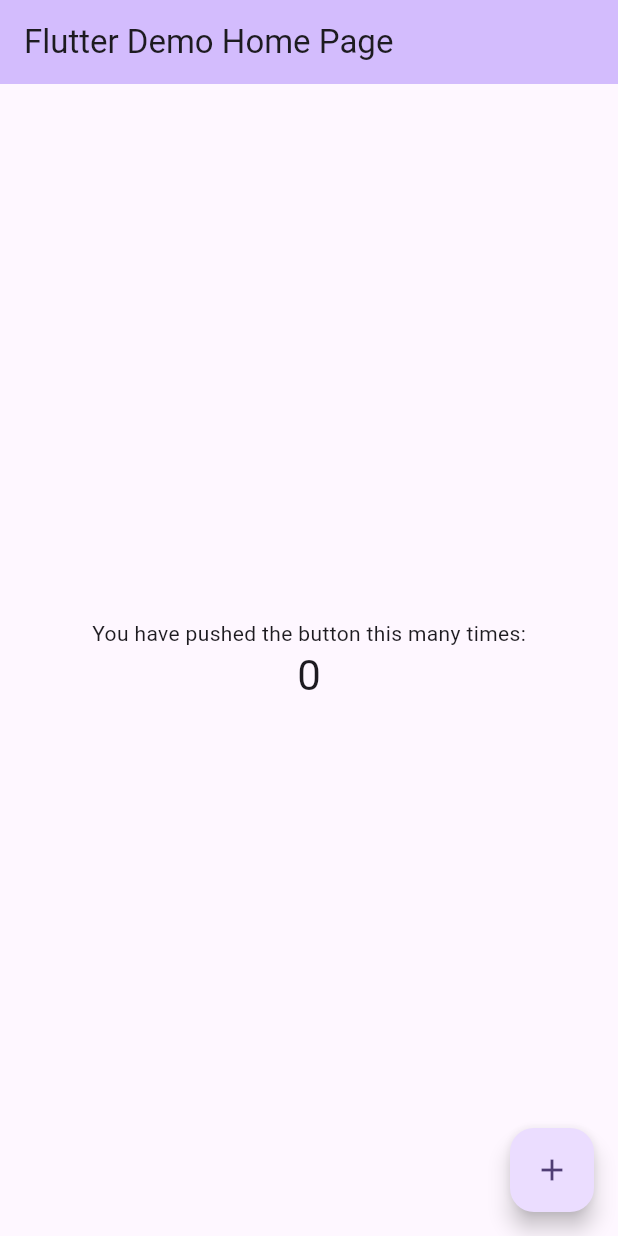
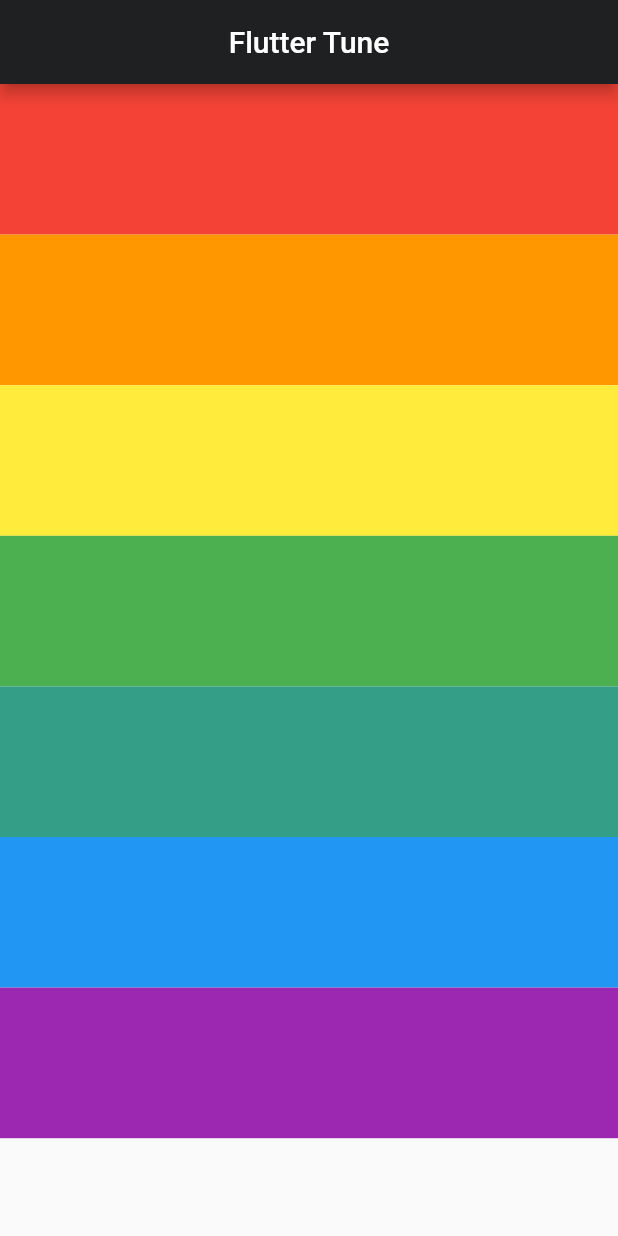
Before and after one commit to radwaadel17/Tune-app, a Flutter app: the screen it shows after launch, on a phone screen of 412 x 824 dp. Run offline on Flutter 3.47's test engine with Material 2 defaults, Android fonts, the phone set to English and light mode, and no system bars; our stand-ins replace audioplayers.

Commit message:
Create ui without sound

```diff
--- /dev/null
+++ b/tune_app_project/lib/Componets/Category.dart
@@ -0,0 +1,23 @@
+import 'package:flutter/material.dart';
+import 'package:tune_app_project/Members/TuneClass.dart';
+import 'package:audioplayers/audioplayers.dart';
+
+
+class ContainerMethod extends StatelessWidget {
+  const ContainerMethod({super.key ,required this.obj});
+   final TuneClass ? obj ;
+  @override
+  Widget build(BuildContext context) {
+    return GestureDetector(
+     onTap: () {
+     final player = AudioPlayer();
+     player.play(DeviceFileSource(obj!.sound));
+      },
+        child : Container(
+                height: 100.4 ,
+                color: obj!.color,
+              ),
+
+    );
+  }
+}
--- /dev/null
+++ b/tune_app_project/lib/Componets/TunePage.dart
@@ -0,0 +1,63 @@
+import 'package:flutter/foundation.dart';
+import 'package:flutter/material.dart';
+import 'package:tune_app_project/Componets/Category.dart';
+import 'package:tune_app_project/Members/TuneClass.dart';
+
+
+class TonePage extends StatelessWidget {
+  const TonePage({super.key});
+  final List<TuneClass> TuneList = const [
+    TuneClass(
+      sound: 'sounds/note1.wav',
+      color: Colors.red,
+
+      ),
+      TuneClass(
+      sound: 'sounds/note2.wav',
+      color: Colors.orange,
+      ),
+      TuneClass(
+      sound: 'sounds/note3.wav',
+      color: Colors.yellow,
+      ),
+      TuneClass(
+      sound: 'sounds/note4.wav',
+      color: Colors.green,
+      ),
+      TuneClass(
+      sound: 'sounds/note5.wav',
+      color: Color.fromARGB(255, 53, 158, 134),
+      ),
+      TuneClass(
+      sound: 'sounds/note6 (1).wav',
+      color: Colors.blue,
+      ),
+       TuneClass(
+      sound: 'sounds/note7.wav',
+      color: Colors.purple ,
+      ),
+  ];
+  @override
+  Widget build(BuildContext context) {
+    return Scaffold(
+      appBar: AppBar(
+        backgroundColor: Color.fromARGB(255, 31, 32, 33),
+        title: Center(
+          child: Text('Flutter Tune'),
+        ),
+      ),
+      body: Column(
+        children: GetList(TuneList),
+      ),
+    );
+  }
+}
+
+List<Widget> GetList(List<TuneClass> list){
+ List<Widget> ListOfWidgets =[] ;
+ for(int i = 0 ; i < list.length ; i++ ){
+  ListOfWidgets.add(ContainerMethod(obj: list[i])) ;
+ }
+ return ListOfWidgets ;
+
+}
--- /dev/null
+++ b/tune_app_project/lib/Members/TuneClass.dart
@@ -0,0 +1,6 @@
+import 'package:flutter/material.dart';
+class TuneClass {
+ final String sound ;
+ final Color color ;
+ const TuneClass({required this.sound , required this.color });
+}
--- a/tune_app_project/lib/main.dart
+++ b/tune_app_project/lib/main.dart
@@ -1,125 +1,19 @@
+
 import 'package:flutter/material.dart';
+import 'package:tune_app_project/Componets/TunePage.dart';
 
-void main() {
-  runApp(const MyApp());
+void main(){
+  runApp(HomePage());
 }
+class HomePage extends StatelessWidget {
+  const HomePage({super.key});
 
-class MyApp extends StatelessWidget {
-  const MyApp({super.key});
-
-  // This widget is the root of your application.
   @override
   Widget build(BuildContext context) {
+
     return MaterialApp(
-      title: 'Flutter Demo',
-      theme: ThemeData(
-        // This is the theme of your application.
-        //
-        // TRY THIS: Try running your application with "flutter run". You'll see
-        // the application has a blue toolbar. Then, without quitting the app,
-        // try changing the seedColor in the colorScheme below to Colors.green
-        // and then invoke "hot reload" (save your changes or press the "hot
-        // reload" button in a Flutter-supported IDE, or press "r" if you used
-        // the command line to start the app).
-        //
-        // Notice that the counter didn't reset back to zero; the application
-        // state is not lost during the reload. To reset the state, use hot
-        // restart instead.
-        //
-        // This works for code too, not just values: Most code changes can be
-        // tested with just a hot reload.
-        colorScheme: ColorScheme.fromSeed(seedColor: Colors.deepPurple),
-        useMaterial3: true,
-      ),
-      home: const MyHomePage(title: 'Flutter Demo Home Page'),
+      debugShowCheckedModeBanner: false,
+      home: TonePage(),
     );
   }
 }
-
-class MyHomePage extends StatefulWidget {
-  const MyHomePage({super.key, required this.title});
-
-  // This widget is the home page of your application. It is stateful, meaning
-  // that it has a State object (defined below) that contains fields that affect
-  // how it looks.
-
-  // This class is the configuration for the state. It holds the values (in this
-  // case the title) provided by the parent (in this case the App widget) and
-  // used by the build method of the State. Fields in a Widget subclass are
-  // always marked "final".
-
-  final String title;
-
-  @override
-  State<MyHomePage> createState() => _MyHomePageState();
-}
-
-class _MyHomePageState extends State<MyHomePage> {
-  int _counter = 0;
-
-  void _incrementCounter() {
-    setState(() {
-      // This call to setState tells the Flutter framework that something has
-      // changed in this State, which causes it to rerun the build method below
-      // so that the display can reflect the updated values. If we changed
-      // _counter without calling setState(), then the build method would not be
-      // called again, and so nothing would appear to happen.
-      _counter++;
-    });
-  }
-
-  @override
-  Widget build(BuildContext context) {
-    // This method is rerun every time setState is called, for instance as done
-    // by the _incrementCounter method above.
-    //
-    // The Flutter framework has been optimized to make rerunning build methods
-    // fast, so that you can just rebuild anything that needs updating rather
-    // than having to individually change instances of widgets.
-    return Scaffold(
-      appBar: AppBar(
-        // TRY THIS: Try changing the color here to a specific color (to
-        // Colors.amber, perhaps?) and trigger a hot reload to see the AppBar
-        // change color while the other colors stay the same.
-        backgroundColor: Theme.of(context).colorScheme.inversePrimary,
-        // Here we take the value from the MyHomePage object that was created by
-        // the App.build method, and use it to set our appbar title.
-        title: Text(widget.title),
-      ),
-      body: Center(
-        // Center is a layout widget. It takes a single child and positions it
-        // in the middle of the parent.
-        child: Column(
-          // Column is also a layout widget. It takes a list of children and
-          // arranges them vertically. By default, it sizes itself to fit its
-          // children horizontally, and tries to be as tall as its parent.
-          //
-          // Column has various properties to control how it sizes itself and
-          // how it positions its children. Here we use mainAxisAlignment to
-          // center the children vertically; the main axis here is the vertical
-          // axis because Columns are vertical (the cross axis would be
-          // horizontal).
-          //
-          // TRY THIS: Invoke "debug painting" (choose the "Toggle Debug Paint"
-          // action in the IDE, or press "p" in the console), to see the
-          // wireframe for each widget.
-          mainAxisAlignment: MainAxisAlignment.center,
-          children: <Widget>[
-            const Text(
-              'You have pushed the button this many times:',
-            ),
-            Text(
-              '$_counter',
-              style: Theme.of(context).textTheme.headlineMedium,
-            ),
-          ],
-        ),
-      ),
-      floatingActionButton: FloatingActionButton(
-        onPressed: _incrementCounter,
-        tooltip: 'Increment',
-        child: const Icon(Icons.add),
-      ), // This trailing comma makes auto-formatting nicer for build methods.
-    );
-  }
-}
```
Also changed, not shown: tune_app_project/pubspec.yaml (+3 -9 lines), tune_app_project/lib/views/TunePage.dart (deleted), tune_app_project/pubspec.lock, 13 other files.
